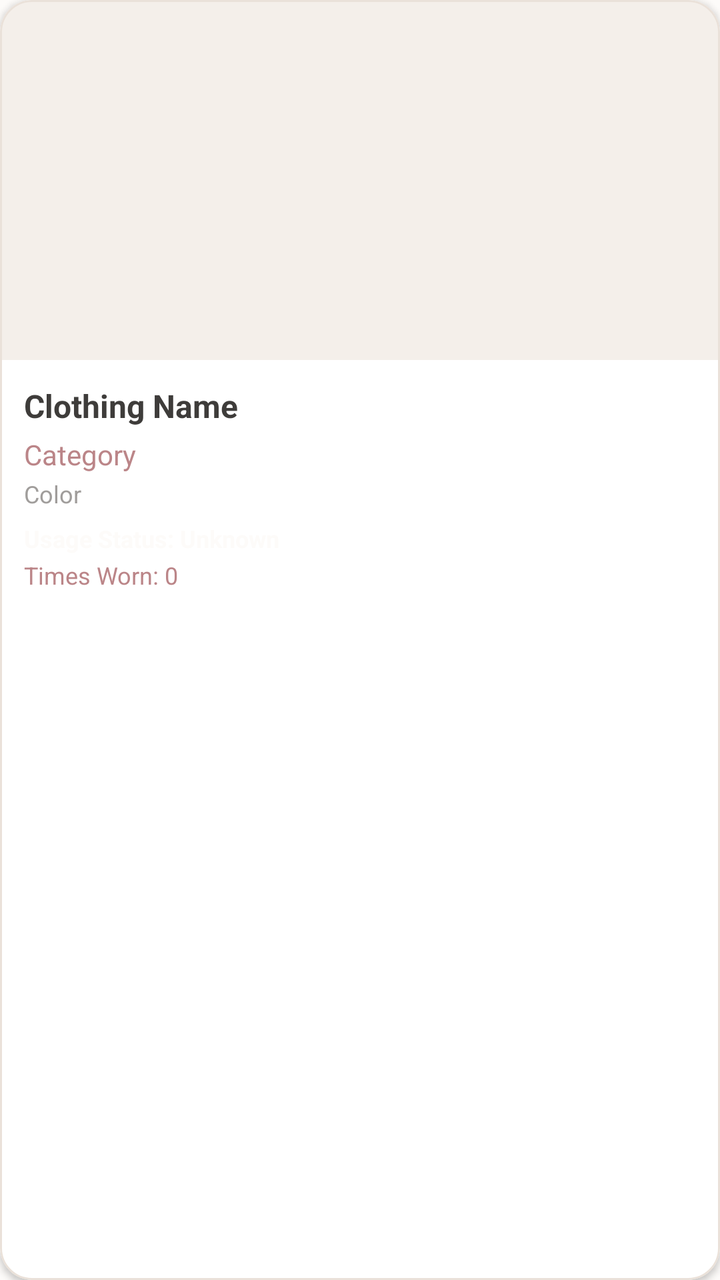
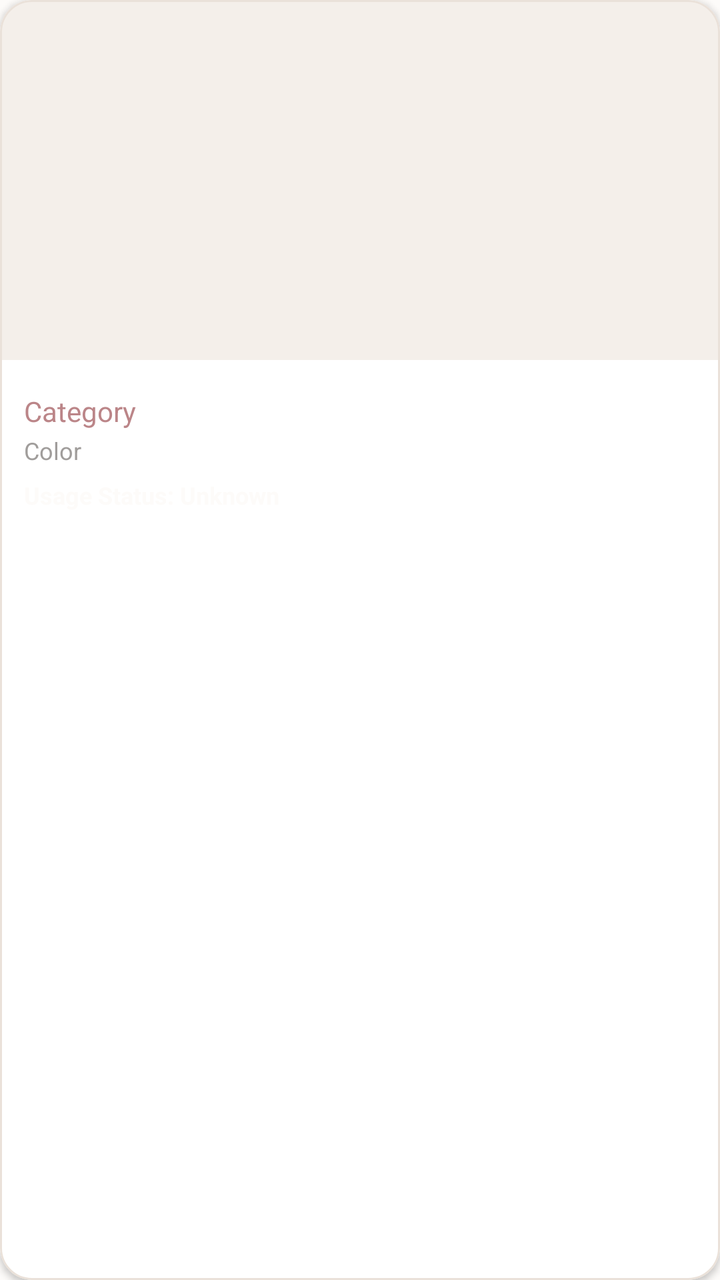

Compare the two renders of this Android layout. The source of the first and the diff that turns it into the second are given below.
<!-- AndroidManifest.xml: application theme Theme.OutfitStudio -->
<!-- res/layout/item_wardrobe_card.xml -->
<?xml version="1.0" encoding="utf-8"?>
<com.google.android.material.card.MaterialCardView xmlns:android="http://schemas.android.com/apk/res/android"
    xmlns:app="http://schemas.android.com/apk/res-auto"
    android:layout_width="match_parent"
    android:layout_height="wrap_content"
    android:layout_margin="8dp"
    app:cardCornerRadius="16dp"
    app:cardElevation="2dp"
    app:cardBackgroundColor="@color/surface"
    app:strokeColor="@color/card_border"
    app:strokeWidth="1dp">

    <LinearLayout
        android:layout_width="match_parent"
        android:layout_height="wrap_content"
        android:orientation="vertical">

        <ImageView
            android:id="@+id/ivClothingImage"
            android:layout_width="match_parent"
            android:layout_height="180dp"
            android:scaleType="centerCrop"
            android:background="@color/secondary_variant" />

        <LinearLayout
            android:layout_width="match_parent"
            android:layout_height="wrap_content"
            android:orientation="vertical"
            android:padding="12dp">

            <TextView
                android:id="@+id/tvClothingName"
                android:layout_width="match_parent"
                android:layout_height="wrap_content"
                android:text="Clothing Name"
                android:textColor="@color/on_surface"
                android:textSize="16sp"
                android:textStyle="bold"
                android:maxLines="1"
                android:ellipsize="end"/>

            <TextView
                android:id="@+id/tvClothingCategory"
                android:layout_width="match_parent"
                android:layout_height="wrap_content"
                android:text="Category"
                android:textColor="@color/primary_variant"
                android:textSize="14sp"
                android:layout_marginTop="4dp"/>
                
            <TextView
                android:id="@+id/tvClothingColor"
                android:layout_width="match_parent"
                android:layout_height="wrap_content"
                android:text="Color"
                android:textColor="@color/text_hint"
                android:textSize="12sp"
                android:layout_marginTop="2dp"/>
                
            <TextView
                android:id="@+id/tvUsageStatus"
                android:layout_width="match_parent"
                android:layout_height="wrap_content"
                android:text="Usage Status: Unknown"
                android:textColor="@color/secondary"
                android:textSize="12sp"
                android:textStyle="bold"
                android:layout_marginTop="6dp"/>
                
            <TextView
                android:id="@+id/tvUsageCount"
                android:layout_width="match_parent"
                android:layout_height="wrap_content"
                android:text="Times Worn: 0"
                android:textColor="@color/primary_variant"
                android:textSize="12sp"
                android:layout_marginTop="2dp"/>
        </LinearLayout>
    </LinearLayout>
</com.google.android.material.card.MaterialCardView>
<!-- resources referenced by this layout -->
<resources>
  <color name="card_border">#EAE1D9</color>
  <color name="on_surface">#3E3C3A</color>
  <color name="primary_variant">#BB8588</color>
  <color name="secondary">#FDFBF9</color>
  <color name="secondary_variant">#F4EFEA</color>
  <color name="surface">#FFFFFF</color>
  <color name="text_hint">#A09D9B</color>
  <style name="Theme.OutfitStudio" parent="Theme.MaterialComponents.Light.NoActionBar">
          <item name="android:textColor">@color/on_background</item>
          <item name="android:textColorHint">@color/text_hint</item>
          
          <item name="colorPrimary">@color/primary</item>
          <item name="colorPrimaryVariant">@color/primary_variant</item>
          <item name="colorOnPrimary">@color/on_primary</item>
          
          <item name="colorSecondary">@color/primary</item>
          <item name="colorSecondaryVariant">@color/primary_variant</item>
          <item name="colorOnSecondary">@color/on_primary</item>
          
          <item name="android:colorBackground">@color/background</item>
          <item name="colorSurface">@color/surface</item>
          
          <item name="android:statusBarColor">@color/background</item>
          <item name="android:windowLightStatusBar">true</item>
      </style>
  <color name="on_background">#3E3C3A</color>
  <color name="primary">#BB8588</color>
  <color name="on_primary">#FFFFFF</color>
  <color name="background">#FDFBF9</color>
</resources>

<!-- the commit's change to res/layout/item_wardrobe_card.xml (unified diff, before → after) -->
@@ -28,16 +28,6 @@
             android:orientation="vertical"
             android:padding="12dp">
 
-            <TextView
-                android:id="@+id/tvClothingName"
-                android:layout_width="match_parent"
-                android:layout_height="wrap_content"
-                android:text="Clothing Name"
-                android:textColor="@color/on_surface"
-                android:textSize="16sp"
-                android:textStyle="bold"
-                android:maxLines="1"
-                android:ellipsize="end"/>
 
             <TextView
                 android:id="@+id/tvClothingCategory"
@@ -72,9 +62,11 @@
                 android:layout_width="match_parent"
                 android:layout_height="wrap_content"
                 android:text="Times Worn: 0"
-                android:textColor="@color/primary_variant"
+                android:textColor="@color/secondary"
                 android:textSize="12sp"
+                android:visibility="gone"
                 android:layout_marginTop="2dp"/>
+                
         </LinearLayout>
     </LinearLayout>
 </com.google.android.material.card.MaterialCardView>
<!-- resource entries referenced after the edit -->
@@ -1,7 +1,6 @@
 <!-- resources referenced by this layout -->
 <resources>
   <color name="card_border">#EAE1D9</color>
-  <color name="on_surface">#3E3C3A</color>
   <color name="primary_variant">#BB8588</color>
   <color name="secondary">#FDFBF9</color>
   <color name="secondary_variant">#F4EFEA</color>
